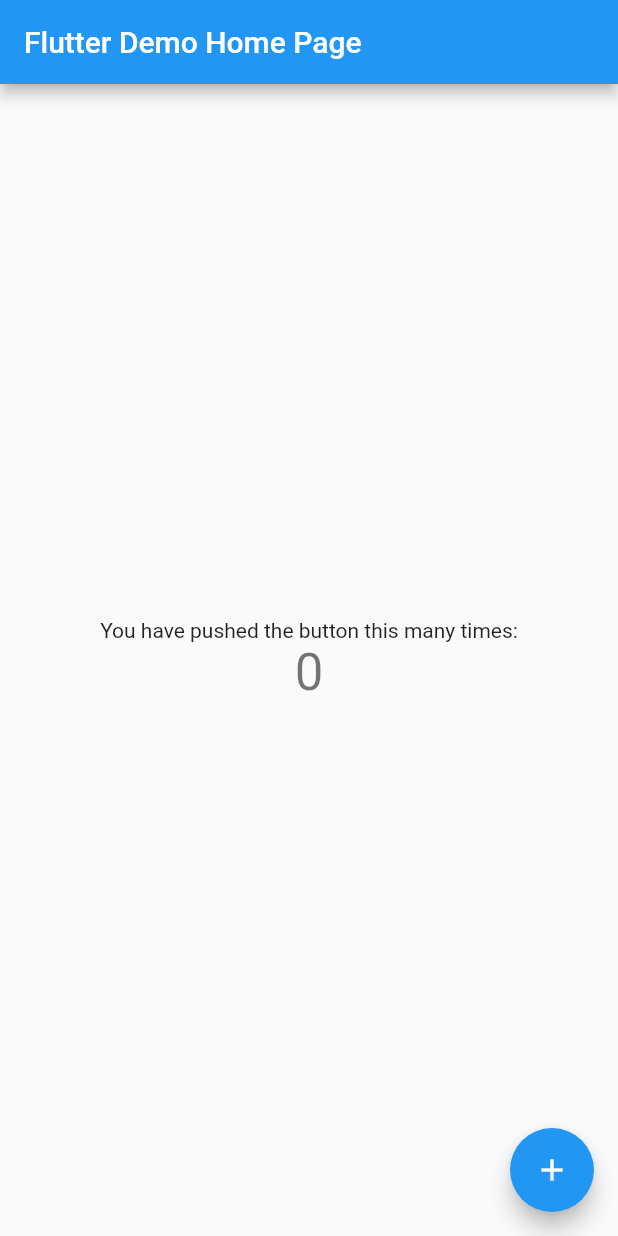
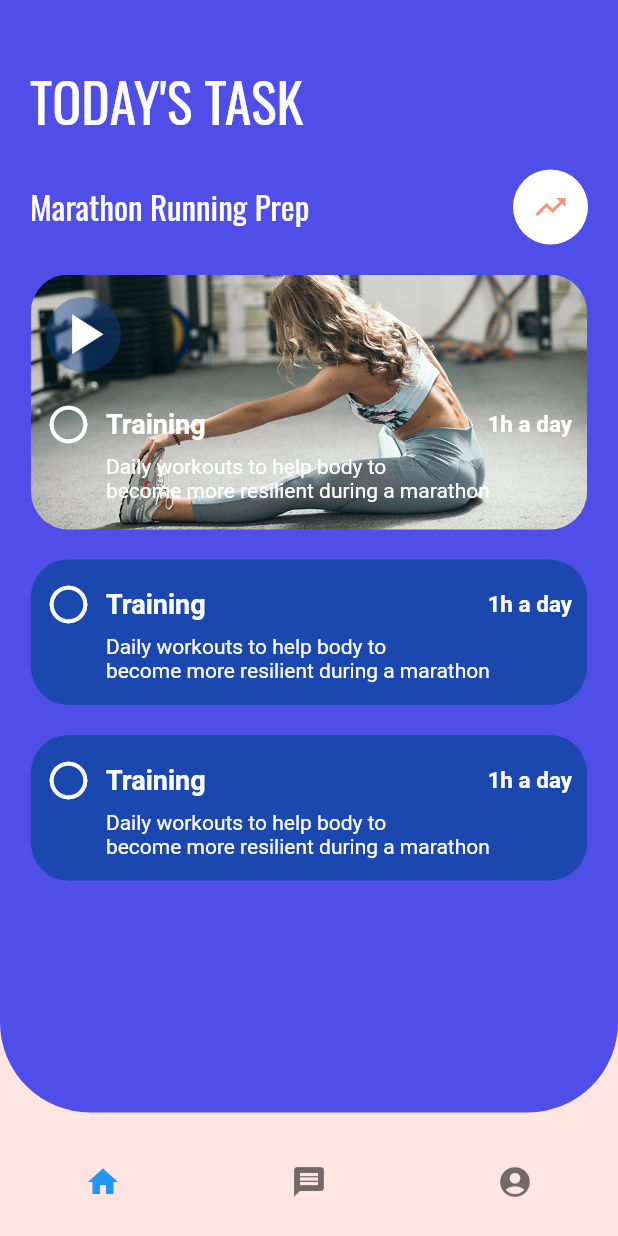
Before and after one commit to NassimFatmi/flutter-todays-task, a Flutter app: the screen it shows after launch, on a phone screen of 412 x 824 dp. Run offline on Flutter 3.47's test engine with Material 2 defaults, Android fonts, the phone set to English and light mode, and no system bars.

Commit message:
update home screen

```diff
--- a/lib/main.dart
+++ b/lib/main.dart
@@ -1,117 +1,8 @@
 import 'package:flutter/material.dart';
+import 'package:todays_task_ui/screens/home.dart';
 
 void main() {
-  runApp(MyApp());
+  runApp(MaterialApp(
+    home : Home(),
+  ));
 }
-
-class MyApp extends StatelessWidget {
-  // This widget is the root of your application.
-  @override
-  Widget build(BuildContext context) {
-    return MaterialApp(
-      title: 'Flutter Demo',
-      theme: ThemeData(
-        // This is the theme of your application.
-        //
-        // Try running your application with "flutter run". You'll see the
-        // application has a blue toolbar. Then, without quitting the app, try
-        // changing the primarySwatch below to Colors.green and then invoke
-        // "hot reload" (press "r" in the console where you ran "flutter run",
-        // or simply save your changes to "hot reload" in a Flutter IDE).
-        // Notice that the counter didn't reset back to zero; the application
-        // is not restarted.
-        primarySwatch: Colors.blue,
-        // This makes the visual density adapt to the platform that you run
-        // the app on. For desktop platforms, the controls will be smaller and
-        // closer together (more dense) than on mobile platforms.
-        visualDensity: VisualDensity.adaptivePlatformDensity,
-      ),
-      home: MyHomePage(title: 'Flutter Demo Home Page'),
-    );
-  }
-}
-
-class MyHomePage extends StatefulWidget {
-  MyHomePage({Key key, this.title}) : super(key: key);
-
-  // This widget is the home page of your application. It is stateful, meaning
-  // that it has a State object (defined below) that contains fields that affect
-  // how it looks.
-
-  // This class is the configuration for the state. It holds the values (in this
-  // case the title) provided by the parent (in this case the App widget) and
-  // used by the build method of the State. Fields in a Widget subclass are
-  // always marked "final".
-
-  final String title;
-
-  @override
-  _MyHomePageState createState() => _MyHomePageState();
-}
-
-class _MyHomePageState extends State<MyHomePage> {
-  int _counter = 0;
-
-  void _incrementCounter() {
-    setState(() {
-      // This call to setState tells the Flutter framework that something has
-      // changed in this State, which causes it to rerun the build method below
-      // so that the display can reflect the updated values. If we changed
-      // _counter without calling setState(), then the build method would not be
-      // called again, and so nothing would appear to happen.
-      _counter++;
-    });
-  }
-
-  @override
-  Widget build(BuildContext context) {
-    // This method is rerun every time setState is called, for instance as done
-    // by the _incrementCounter method above.
-    //
-    // The Flutter framework has been optimized to make rerunning build methods
-    // fast, so that you can just rebuild anything that needs updating rather
-    // than having to individually change instances of widgets.
-    return Scaffold(
-      appBar: AppBar(
-        // Here we take the value from the MyHomePage object that was created by
-        // the App.build method, and use it to set our appbar title.
-        title: Text(widget.title),
-      ),
-      body: Center(
-        // Center is a layout widget. It takes a single child and positions it
-        // in the middle of the parent.
-        child: Column(
-          // Column is also a layout widget. It takes a list of children and
-          // arranges them vertically. By default, it sizes itself to fit its
-          // children horizontally, and tries to be as tall as its parent.
-          //
-          // Invoke "debug painting" (press "p" in the console, choose the
-          // "Toggle Debug Paint" action from the Flutter Inspector in Android
-          // Studio, or the "Toggle Debug Paint" command in Visual Studio Code)
-          // to see the wireframe for each widget.
-          //
-          // Column has various properties to control how it sizes itself and
-          // how it positions its children. Here we use mainAxisAlignment to
-          // center the children vertically; the main axis here is the vertical
-          // axis because Columns are vertical (the cross axis would be
-          // horizontal).
-          mainAxisAlignment: MainAxisAlignment.center,
-          children: <Widget>[
-            Text(
-              'You have pushed the button this many times:',
-            ),
-            Text(
-              '$_counter',
-              style: Theme.of(context).textTheme.headline4,
-            ),
-          ],
-        ),
-      ),
-      floatingActionButton: FloatingActionButton(
-        onPressed: _incrementCounter,
-        tooltip: 'Increment',
-        child: Icon(Icons.add),
-      ), // This trailing comma makes auto-formatting nicer for build methods.
-    );
-  }
-}
--- /dev/null
+++ b/lib/screens/home.dart
@@ -0,0 +1,284 @@
+import 'package:flutter/material.dart';
+
+class Home extends StatefulWidget {
+  @override
+  _HomeState createState() => _HomeState();
+}
+
+class _HomeState extends State<Home> {
+  @override
+  Widget build(BuildContext context) {
+    return Scaffold(
+      backgroundColor: Color(0xFFFEE5E1),
+      body: Container(
+        width: MediaQuery.of(context).size.width,
+        height: MediaQuery.of(context).size.height * 0.90,
+        decoration: BoxDecoration(
+          color: Color(0xFF4F4EE9),
+          borderRadius: BorderRadius.only(
+            bottomLeft: Radius.circular(60.0),
+            bottomRight: Radius.circular(60.0),
+          ),
+        ),
+        child: Column(
+          crossAxisAlignment: CrossAxisAlignment.center,
+          children: <Widget>[
+            Padding(
+              padding: EdgeInsets.only(left: 20.0, top: 40.0),
+              child: Row(
+                children: <Widget>[
+                  Text(
+                    'TODAY\'S TASK',
+                    style: TextStyle(
+                        color: Colors.white,
+                        fontSize: 36.0,
+                        fontFamily: 'Oswald'),
+                  ),
+                ],
+              ),
+            ),
+            SizedBox(
+              height: 20.0,
+            ),
+            Padding(
+              padding: const EdgeInsets.symmetric(horizontal: 20.0),
+              child: Row(
+                mainAxisAlignment: MainAxisAlignment.spaceBetween,
+                children: <Widget>[
+                  Text(
+                    'Marathon Running Prep',
+                    style: TextStyle(
+                        color: Colors.white,
+                        fontSize: 22.0,
+                        fontFamily: 'Oswald'),
+                  ),
+                  Container(
+                    width: 50.0,
+                    height: 50.0,
+                    decoration: BoxDecoration(
+                        shape: BoxShape.circle, color: Colors.white),
+                    child: Icon(
+                      Icons.trending_up,
+                      color: Color(0xFFF39384),
+                    ),
+                  ),
+                ],
+              ),
+            ),
+            SizedBox(
+              height: 20.0,
+            ),
+            Column(
+              children: <Widget>[
+                Padding(
+                  padding: const EdgeInsets.symmetric(horizontal: 20.0),
+                  child: Container(
+                    height: 170.0,
+                    width: MediaQuery.of(context).size.width * 0.90,
+                    decoration: BoxDecoration(
+                        image: DecorationImage(
+                            fit: BoxFit.cover,
+                            image: AssetImage('assets/workout.jpg')),
+                        borderRadius: BorderRadius.circular(25.0)),
+                    child: Padding(
+                      padding: EdgeInsets.symmetric(
+                          horizontal: 10.0, vertical: 15.0),
+                      child: Column(
+                        crossAxisAlignment: CrossAxisAlignment.start,
+                        children: <Widget>[
+                          Container(
+                            width: 50.0,
+                            height: 50.0,
+                            decoration: BoxDecoration(
+                                shape: BoxShape.circle,
+                                color: Colors.blue[900].withOpacity(0.4)),
+                            child: Icon(
+                              Icons.play_arrow,
+                              size: 45.0,
+                              color: Colors.white,
+                            ),
+                          ),
+                          SizedBox(
+                            height: 20.0,
+                          ),
+                          Row(
+                            mainAxisAlignment: MainAxisAlignment.spaceBetween,
+                            children: <Widget>[
+                              Row(
+                                children: <Widget>[
+                                  Icon(
+                                    Icons.radio_button_unchecked,
+                                    color: Colors.white,
+                                    size: 30.0,
+                                  ),
+                                  SizedBox(
+                                    width: 10.0,
+                                  ),
+                                  Text('Training',
+                                      style: TextStyle(
+                                          color: Colors.white,
+                                          fontSize: 18.0,
+                                          fontWeight: FontWeight.w700))
+                                ],
+                              ),
+                              Text('1h a day',
+                                  style: TextStyle(
+                                      color: Colors.white,
+                                      fontSize: 15.0,
+                                      fontWeight: FontWeight.w700))
+                            ],
+                          ),
+                          SizedBox(
+                            height: 5.0,
+                          ),
+                          Padding(
+                            padding: EdgeInsets.symmetric(horizontal: 40.0),
+                            child: Text(
+                              'Daily workouts to help body to\nbecome more resilient during a marathon',
+                              overflow: TextOverflow.ellipsis,
+                              style: TextStyle(color: Colors.white),
+                            ),
+                          ),
+                        ],
+                      ),
+                    ),
+                  ),
+                ),
+                SizedBox(
+                  height: 20.0,
+                ),
+                Padding(
+                  padding: const EdgeInsets.symmetric(horizontal: 20.0),
+                  child: Container(
+                    width: MediaQuery.of(context).size.width * 0.90,
+                    decoration: BoxDecoration(
+                        borderRadius: BorderRadius.circular(25.0),
+                        color: Colors.blue[900].withOpacity(0.8)),
+                    child: Padding(
+                      padding: EdgeInsets.symmetric(
+                          horizontal: 10.0, vertical: 15.0),
+                      child: Column(
+                        crossAxisAlignment: CrossAxisAlignment.start,
+                        children: <Widget>[
+                          Row(
+                            mainAxisAlignment: MainAxisAlignment.spaceBetween,
+                            children: <Widget>[
+                              Row(
+                                children: <Widget>[
+                                  Icon(
+                                    Icons.radio_button_unchecked,
+                                    color: Colors.white,
+                                    size: 30.0,
+                                  ),
+                                  SizedBox(
+                                    width: 10.0,
+                                  ),
+                                  Text('Training',
+                                      style: TextStyle(
+                                          color: Colors.white,
+                                          fontSize: 18.0,
+                                          fontWeight: FontWeight.w700))
+                                ],
+                              ),
+                              Text('1h a day',
+                                  style: TextStyle(
+                                      color: Colors.white,
+                                      fontSize: 15.0,
+                                      fontWeight: FontWeight.w700))
+                            ],
+                          ),
+                          SizedBox(
+                            height: 5.0,
+                          ),
+                          Padding(
+                            padding: EdgeInsets.symmetric(horizontal: 40.0),
+                            child: Text(
+                              'Daily workouts to help body to\nbecome more resilient during a marathon',
+                              overflow: TextOverflow.ellipsis,
+                              style: TextStyle(color: Colors.white),
+                            ),
+                          ),
+                        ],
+                      ),
+                    ),
+                  ),
+                ),
+                SizedBox(
+                  height: 20.0,
+                ),
+                Padding(
+                  padding: const EdgeInsets.symmetric(horizontal: 20.0),
+                  child: Container(
+                    width: MediaQuery.of(context).size.width * 0.90,
+                    decoration: BoxDecoration(
+                        borderRadius: BorderRadius.circular(25.0),
+                        color: Colors.blue[900].withOpacity(0.8)),
+                    child: Padding(
+                      padding: EdgeInsets.symmetric(
+                          horizontal: 10.0, vertical: 15.0),
+                      child: Column(
+                        crossAxisAlignment: CrossAxisAlignment.start,
+                        children: <Widget>[
+                          Row(
+                            mainAxisAlignment: MainAxisAlignment.spaceBetween,
+                            children: <Widget>[
+                              Row(
+                                children: <Widget>[
+                                  Icon(
+                                    Icons.radio_button_unchecked,
+                                    color: Colors.white,
+                                    size: 30.0,
+                                  ),
+                                  SizedBox(
+                                    width: 10.0,
+                                  ),
+                                  Text('Training',
+                                      style: TextStyle(
+                                          color: Colors.white,
+                                          fontSize: 18.0,
+                                          fontWeight: FontWeight.w700))
+                                ],
+                              ),
+                              Text('1h a day',
+                                  style: TextStyle(
+                                      color: Colors.white,
+                                      fontSize: 15.0,
+                                      fontWeight: FontWeight.w700))
+                            ],
+                          ),
+                          SizedBox(
+                            height: 5.0,
+                          ),
+                          Padding(
+                            padding: EdgeInsets.symmetric(horizontal: 40.0),
+                            child: Text(
+                              'Daily workouts to help body to\nbecome more resilient during a marathon',
+                              overflow: TextOverflow.ellipsis,
+                              style: TextStyle(color: Colors.white),
+                            ),
+                          ),
+                        ],
+                      ),
+                    ),
+                  ),
+                ),
+              ],
+            ),
+          ],
+        ),
+      ),
+      bottomNavigationBar: BottomNavigationBar(
+          elevation: 0.0,
+          backgroundColor: Color(0xFFFEE5E1),
+          items: [
+            BottomNavigationBarItem(
+                icon: Icon(Icons.home), title: SizedBox.shrink()),
+            BottomNavigationBarItem(
+                icon: Icon(Icons.message), title: SizedBox.shrink()),
+            BottomNavigationBarItem(
+                icon: Icon(Icons.account_circle), title: SizedBox.shrink()),
+
+          ]),
+    );
+  }
+}
```
Also changed, not shown: pubspec.yaml (+6 -8 lines), assets/workout.jpg (added), fonts/Oswald-Medium.ttf (added), fonts/Oswald-VariableFont_wght.ttf (added), 1 other file.
